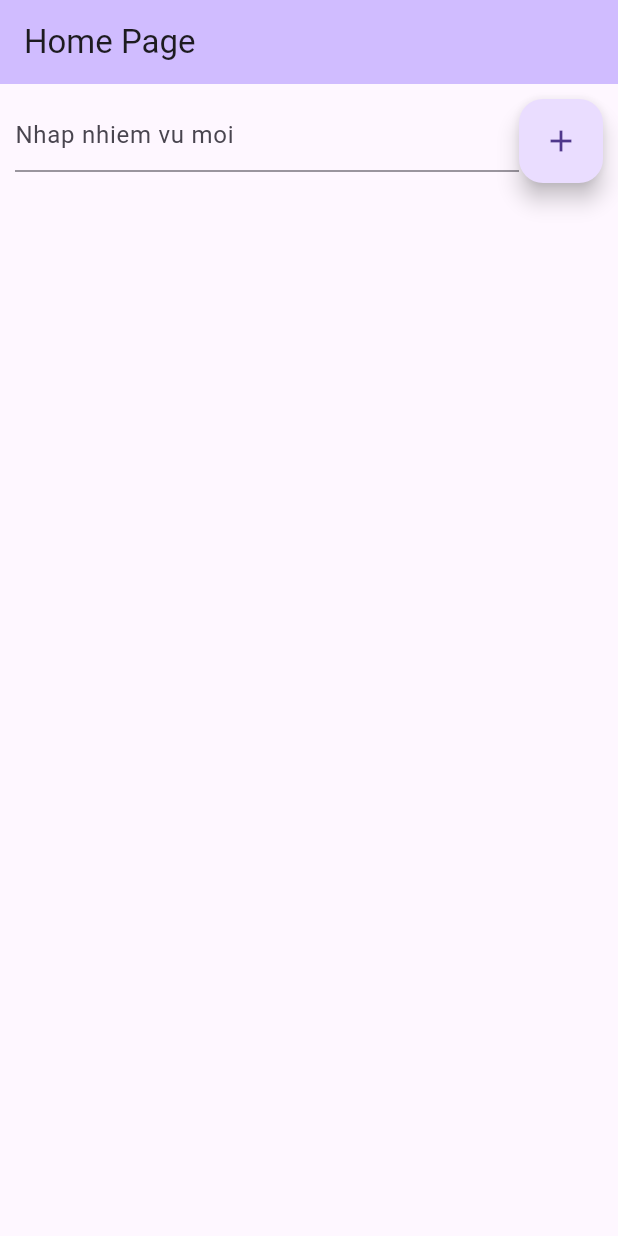
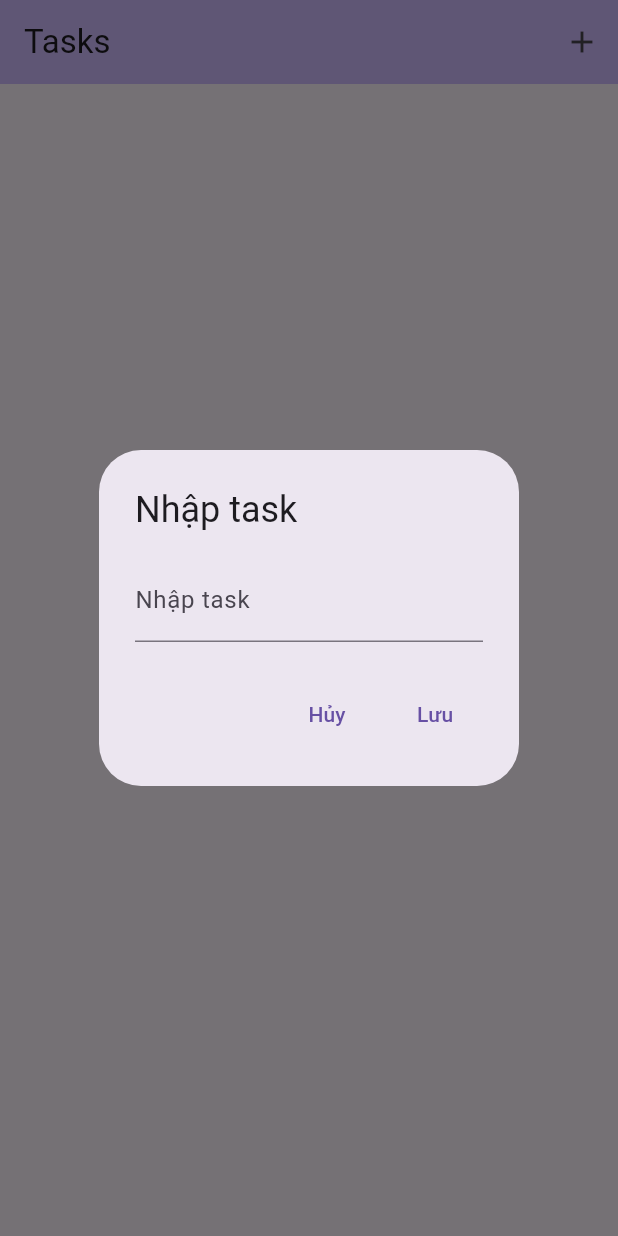
Before and after one commit to scalettoss/TodoAppFlutter, a Flutter app: the screen it shows after launch, after a tap on the "add" icon, on a phone screen of 412 x 824 dp. Run offline on Flutter 3.47's test engine with Material 3 defaults, Android fonts, the phone set to English and light mode, and no system bars; our stand-ins replace cloud_firestore, firebase_core; accounts and stored records are empty.

Commit message:
home todo

```diff
--- a/lib/main.dart
+++ b/lib/main.dart
@@ -25,7 +25,7 @@ class MyApp extends StatelessWidget {
         home:MyFirebaseConnect(
             errorMessage: "Kết nối không thành công",
             connectingMessage: "Đang kết nối",
-            builder: (context) => NewHomeScreen()),
+            builder: (context) => AddNewTask()),
         debugShowCheckedModeBanner: false,
       ),
     );
--- a/lib/todo_app/view/newhomescreen.dart
+++ b/lib/todo_app/view/newhomescreen.dart
@@ -1,88 +1,112 @@
 import 'package:cloud_firestore/cloud_firestore.dart';
-import 'package:flutter/cupertino.dart';
 import 'package:flutter/material.dart';
 import 'package:intl/intl.dart';
 import 'package:project_final/todo_app/model/task.dart';
+import 'package:project_final/todo_app/controller/task_controller.dart';
 import 'package:provider/provider.dart';
-import 'package:project_final/todo_app/controller/task_controller.dart';
 
-class NewHomeScreen extends StatefulWidget {
-  const NewHomeScreen({super.key});
+class AddNewTask extends StatefulWidget {
+  final String? topic;
+  const AddNewTask({Key? key, this.topic}) : super(key: key);
+
 
   @override
-  State<NewHomeScreen> createState() => _NewHomeScreenState();
+  State<AddNewTask> createState() => _AddNewTaskState();
 }
 
-class _NewHomeScreenState extends State<NewHomeScreen> {
+class _AddNewTaskState extends State<AddNewTask> {
   TextEditingController txtnameTask = TextEditingController();
+
+  void _showInputDialog(BuildContext context, {ToDoSnapshot? snapshot}) {
+    if (snapshot != null) {
+      txtnameTask.text = snapshot.toDoTask.taskName!;
+    } else {
+      txtnameTask.clear();
+    }
+
+    showDialog(
+      context: context,
+      builder: (BuildContext context) {
+        return AlertDialog(
+          title: Text("Nhập task"),
+          content: TextField(
+            controller: txtnameTask,
+            decoration: InputDecoration(labelText: 'Nhập task'),
+          ),
+          actions: <Widget>[
+            TextButton(
+              onPressed: () {
+                Navigator.of(context).pop();
+              },
+              child: Text('Hủy'),
+            ),
+            TextButton(
+              onPressed: () async {
+                if (txtnameTask.text.isNotEmpty) {
+                  String newTaskName = txtnameTask.text;
+                  if (snapshot != null) {
+                    // Update existing task
+                    await snapshot.ref.update({
+                      'taskName': newTaskName,
+                      'createBy': 'Bao',
+                      'createAt': DateTime.now(),
+                      'isCompleted': snapshot.toDoTask.isCompleted,
+                    });
+                  } else {
+                    // Add new task
+                    await FirebaseFirestore.instance.collection("ToDoDB").add({
+                      'taskName': newTaskName,
+                      'createBy': 'Bao',
+                      'createAt': Timestamp.now(),
+                      'isCompleted': false,
+                    });
+                  }
+                  Navigator.of(context).pop();
+                }
+              },
+              child: Text('Lưu'),
+            ),
+          ],
+        );
+      },
+    );
+  }
 
   @override
   Widget build(BuildContext context) {
     return Scaffold(
       appBar: AppBar(
-        title: Text("Home Page"),
+        title: Text("Tasks"),
         backgroundColor: Theme.of(context).colorScheme.inversePrimary,
-      ),
-
-      body: Column(
-        children: [
-          Padding(
-            padding: const EdgeInsets.all(10),
-            child: Row(
-              children: [
-                Expanded(
-                    child: Container(
-                      height: 55,
-                      width: MediaQuery.of(context).size.width,
-                      child: TextFormField(
-                        controller: txtnameTask,
-                        decoration: InputDecoration(
-                          hintText: "Nhap nhiem vu moi",
-                        ),
-                        validator: (value){
-                          if (value == null || value.isEmpty) {
-                            return 'Vui long nhap nhiem vu';
-                          }
-                          return null;
+        actions: <Widget>[
+          IconButton(
+            icon: Icon(Icons.add),
+            onPressed: () {
+              _showInputDialog(context);
             },
-                      ),
-                    )),
-                FloatingActionButton(
-                  onPressed: () {
-                    if(txtnameTask.text.isNotEmpty){
-                      String newtaskName = txtnameTask.text;
-                      FirebaseFirestore.instance.collection("ToDoDB").add({
-                        'taskName': newtaskName,
-                        'createBy': 'Bao',
-                        'createAt': DateTime.now(),
-                        'isCompleted': false,
-                      });
-                      txtnameTask.clear();
-                    }
-                  },
-                  child: const Icon(Icons.add),
           ),
         ],
       ),
-          ),
+      body: Column(
+        children: [
           Expanded(
             child: StreamBuilder(
               stream: FirebaseFirestore.instance.collection("ToDoDB").snapshots(),
-              builder: (context, snapshot) {
+              builder: (context, AsyncSnapshot<QuerySnapshot> snapshot) {
                 if (snapshot.hasError) {
-                  return Center(child: Text("Error Data"),);
+                  return Center(child: Text("Error Data"));
                 }
                 if (!snapshot.hasData) {
-                  return Center(child: CircularProgressIndicator(),);
+                  return Center(child: CircularProgressIndicator());
                 }
+
                 var docs = snapshot.data!.docs;
                 var toDoSnapshotList = docs.map((doc) => ToDoSnapshot.fromMap(doc)).toList();
-                // toDoSnapshotList.sort((a, b) => a.toDoTask.createAt!.compareTo(b.toDoTask.createAt!));
 
                 return ListView.builder(
                   itemCount: toDoSnapshotList.length,
                   itemBuilder: (context, index) {
-                    var toDoSnapshot = ToDoSnapshot.fromMap(docs[index]);
+                    var toDoSnapshot = toDoSnapshotList[index];
                     return Dismissible(
                       key: Key(toDoSnapshot.toDoTask.taskName!),
                       direction: DismissDirection.endToStart,
@@ -107,19 +131,31 @@ class _NewHomeScreenState extends State<NewHomeScreen> {
                         trailing: Checkbox(
                           value: toDoSnapshot.toDoTask.isCompleted!,
                           onChanged: (value) async {
-                              await ToDoSnapshot.updateTaskStatus(docs[index].reference, value!);
+                            if (value != null) {
+                              await ToDoSnapshot.updateTaskStatus(toDoSnapshot.ref, value);
+                            }
                           },
                         ),
-                          title: Text(toDoSnapshot.toDoTask.taskName!,
+                        title: Text(
+                          toDoSnapshot.toDoTask.taskName!,
                           style: TextStyle(
-                              decoration: toDoSnapshot.toDoTask.isCompleted! ? TextDecoration.lineThrough : TextDecoration.none,
-                            ),),
-                          subtitle: Text('Created at: ${DateFormat('dd/MM/yy HH:mm').format(toDoSnapshot.toDoTask.createAt!.toDate())}'),
-                        ));
+                            decoration: toDoSnapshot.toDoTask.isCompleted!
+                                ? TextDecoration.lineThrough
+                                : TextDecoration.none,
+                          ),
+                        ),
+                        subtitle: Text(
+                          'Created at: ${DateFormat('dd/MM/yy HH:mm').format(toDoSnapshot.toDoTask.createAt!.toDate())}',
+                        ),
+                        onTap: () {
+                          _showInputDialog(context, snapshot: toDoSnapshot);
+                        },
+                      ),
+                    );
                   },
                 );
               },
-            )
+            ),
           ),
         ],
       ),
```
Lines whose indentation alone changed are shown as unchanged.
